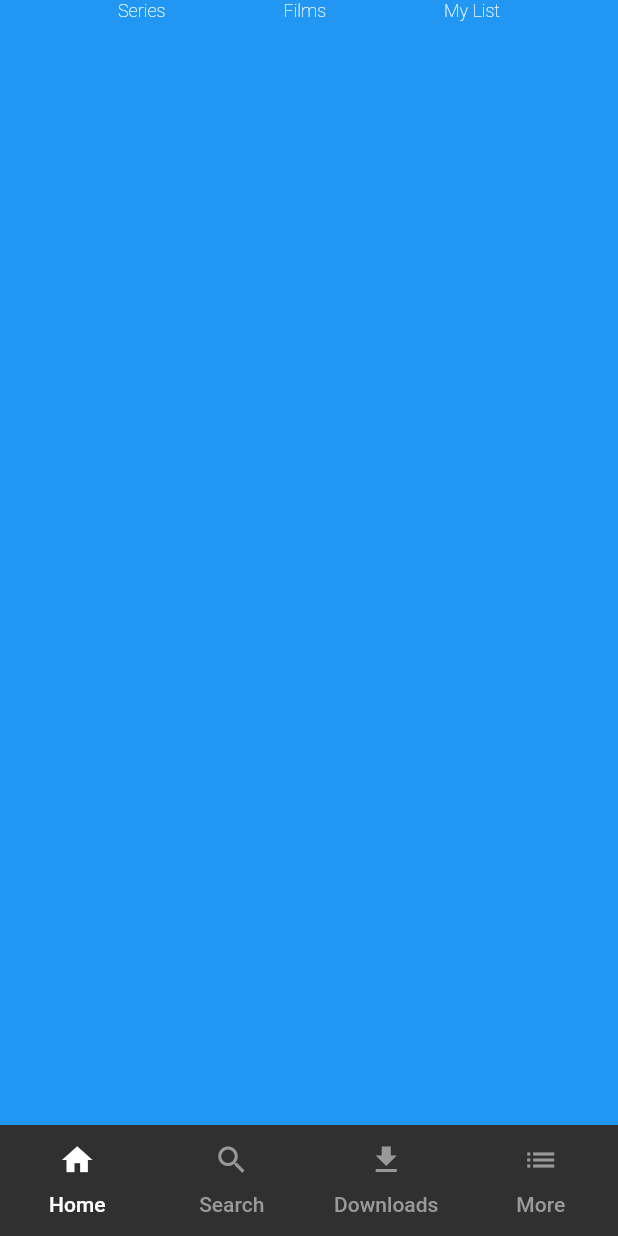
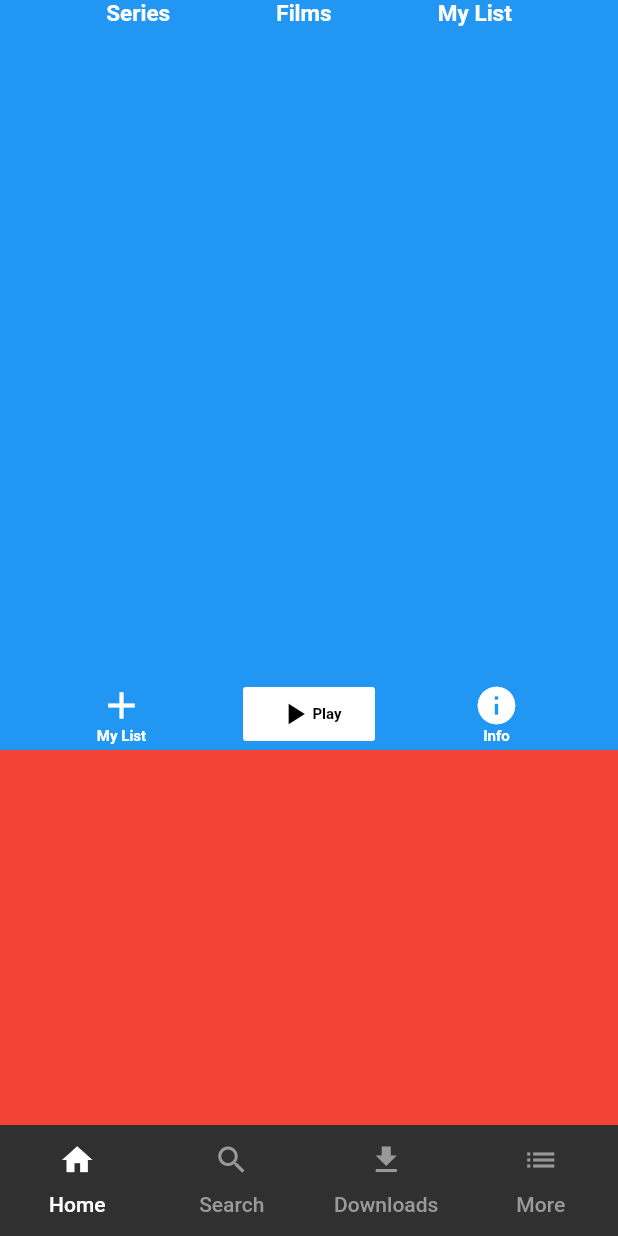
Before and after one commit to ocripps24/netflix-clone, a Flutter app: the screen it shows after launch, on a phone screen of 412 x 824 dp. Run offline on Flutter 3.47's test engine with Material 2 defaults, Android fonts, the phone set to English and light mode, and no system bars; Roboto replaces fonts that are missing (Avenir, Avenir next).

Commit message:
Add scrollblock buttons

```diff
--- a/netflix_clone/lib/homepage.dart
+++ b/netflix_clone/lib/homepage.dart
@@ -14,36 +14,71 @@ class HomePage extends StatelessWidget {
 
 class HomeView extends StatelessWidget {
 
-  TextStyle topMenuStyle = new TextStyle(fontFamily: 'Avenir', fontSize: 12, color: Colors.white, fontWeight: FontWeight.w200);
+  TextStyle topMenuStyle = new TextStyle(fontFamily: 'Avenir next', fontSize: 15, color: Colors.white, fontWeight: FontWeight.w600);
+  TextStyle buttonInfoStyle = new TextStyle(fontFamily: 'Avenir next', fontSize: 10, color: Colors.white, fontWeight: FontWeight.w600);
+  TextStyle buttonBlackStyle = new TextStyle(fontFamily: 'Avenir next', fontSize: 10, color: Colors.black, fontWeight: FontWeight.w600);
 
   @override
   Widget build(BuildContext context) {
     return new Container(
       color: Colors.red,
+      child: Center(
         child: ListView(
           children: <Widget>[
             Container(
-            height: 778,
-            color: Colors.blue,
+              height: 500,
+              color: Colors.blue, // change to background image in the future
               child: Column(
+                mainAxisAlignment: MainAxisAlignment.spaceBetween,
                 children: <Widget>[
                   Center(
                     child: Row(
                       mainAxisAlignment: MainAxisAlignment.spaceEvenly,
                       children: <Widget>[
-                      Text('Series', style: topMenuStyle,),
-                      Text('Films', style: topMenuStyle,),
-                      Text('My List', style: topMenuStyle,),
+                        Text('Series', style: topMenuStyle),
+                        Text('Films', style: topMenuStyle),
+                        Text('My List', style: topMenuStyle),
                       ], // Widget[]
                     ), // Row
                   ), // Center
-                // Center(
-                //   child: Row(
-                //     mainAxisAlignment: MainAxisAlignment.spaceEvenly,
-                //     children: <Widget>[
-                //       Text('Series', style: topMenuStyle,),
-                //       Text('Films', style: topMenuStyle,),
-                //       Text('My List', style: topMenuStyle,),
+                  Center(
+                    child: Row(
+                      mainAxisAlignment: MainAxisAlignment.spaceEvenly,
+                      children: <Widget>[
+                        FlatButton(
+                          child: Column(
+                            children: <Widget>[
+                              Icon(Icons.add, color: Colors.white, size: 30),
+                              Text("My List", style: buttonInfoStyle)
+                            ], // <Widget>[]
+                          ), // Column
+                          onPressed: () {
+
+                          },
+                        ), // FlatButton
+                        FlatButton(
+                          color: Colors.white,
+                          child: Row(
+                            children: <Widget>[
+                              Icon(Icons.play_arrow, color: Colors.black),
+                              Text("Play", style: buttonBlackStyle)
+                            ], // <Widget>[]
+                          ), // Row
+                          onPressed: () {
+
+                          },
+                        ), // FlatButton
+                        FlatButton(
+                          child: Column(
+                            children: <Widget>[
+                              Icon(Icons.info, color: Colors.white, size: 30),
+                              Text("Info", style: buttonInfoStyle)
+                            ], // <Widget>[]
+                          ), // Column
+                          onPressed: () {
+
+                          },
+                        ), // FlatButton
                       ], // Widget[]
                     ), // Row
                   ), // Center
@@ -52,6 +87,7 @@ class HomeView extends StatelessWidget {
             ), // Container
           ], // Widget[]
         ), // ListView
+      ), // Center
     ); // Container
   }
 }
```
Lines whose indentation alone changed are shown as unchanged.
